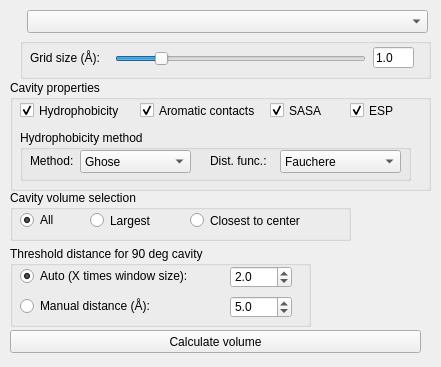
First picture: the form in pymol_plugin/cavecav_widget.ui, repository VicenteMartiCentelles/CageCavityCalc, before the edit.
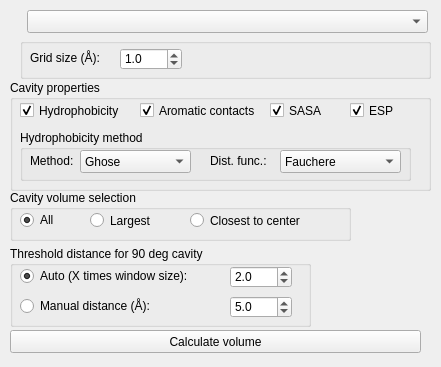
Second picture: the form after the edit.

Commit message: Added LI calculation, removed slider GUI

Diff of the .ui file:
```diff
--- a/pymol_plugin/cavecav_widget.ui
+++ b/pymol_plugin/cavecav_widget.ui
@@ -380,42 +380,26 @@
      <string>Grid size (Å):</string>
     </property>
    </widget>
-   <widget class="QSlider" name="grid_slider">
+   <widget class="QDoubleSpinBox" name="grid_edit">
     <property name="geometry">
      <rect>
-      <x>95</x>
-      <y>11</y>
-      <width>251</width>
-      <height>20</height>
+      <x>100</x>
+      <y>10</y>
+      <width>62</width>
+      <height>22</height>
      </rect>
     </property>
-    <property name="maximum">
-     <number>24</number>
+    <property name="decimals">
+     <number>1</number>
     </property>
-    <property name="sliderPosition">
-     <number>4</number>
+    <property name="minimum">
+     <double>0.100000000000000</double>
     </property>
-    <property name="orientation">
-     <enum>Qt::Horizontal</enum>
+    <property name="singleStep">
+     <double>0.100000000000000</double>
     </property>
-   </widget>
-   <widget class="QLineEdit" name="grid_edit">
-    <property name="geometry">
-     <rect>
-      <x>353</x>
-      <y>9</y>
-      <width>41</width>
-      <height>21</height>
-     </rect>
-    </property>
-    <property name="text">
-     <string>1.0</string>
-    </property>
-    <property name="maxLength">
-     <number>20</number>
-    </property>
-    <property name="cursorPosition">
-     <number>3</number>
+    <property name="value">
+     <double>1.000000000000000</double>
     </property>
    </widget>
   </widget>
```
The commit also changes 2 other files.
